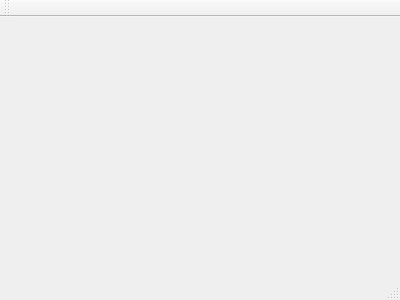
Above: mainwindow.ui from jeancarlos1111/QConciliacion before the change. Below: the same form after it.
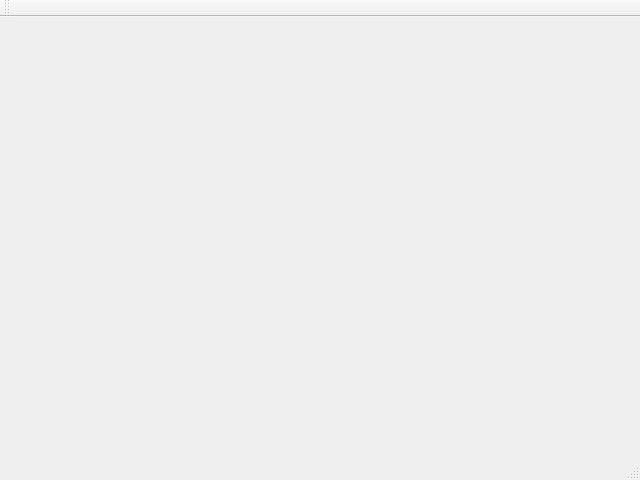
That is the form after the change.

Commit message: Se le agrego el estilo fusion a la ventana.

```diff
--- a/mainwindow.ui
+++ b/mainwindow.ui
@@ -9,8 +9,8 @@
    <rect>
     <x>0</x>
     <y>0</y>
-    <width>400</width>
-    <height>300</height>
+    <width>640</width>
+    <height>480</height>
    </rect>
   </property>
   <property name="windowTitle">
```
Left out of the diff: 2 changed lines with no effect on the pictures. The commit also changes 1 other file.
